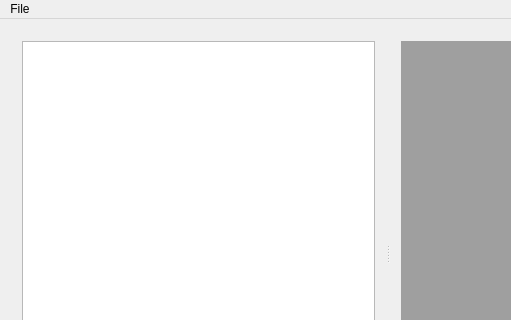
Above: calibration_gui/calibration_gui/ui/mainwindow.ui from davidtvs/calibration before the change; both pictures show x 0 to 511 and y 0 to 320 of the 960 by 540 pixel window. Below: the same form after it.
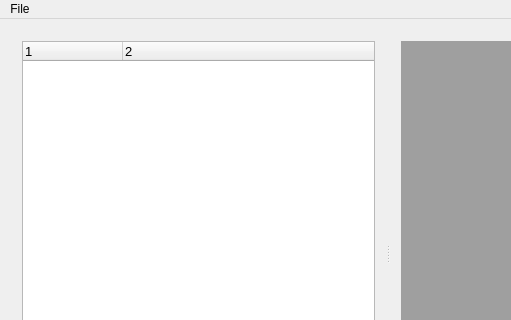
That is the form after the change.

```diff
--- a/calibration_gui/calibration_gui/ui/mainwindow.ui
+++ b/calibration_gui/calibration_gui/ui/mainwindow.ui
@@ -106,7 +106,7 @@
            <number>2</number>
           </property>
           <attribute name="headerVisible">
-           <bool>false</bool>
+           <bool>true</bool>
           </attribute>
           <column>
            <property name="text">
```
